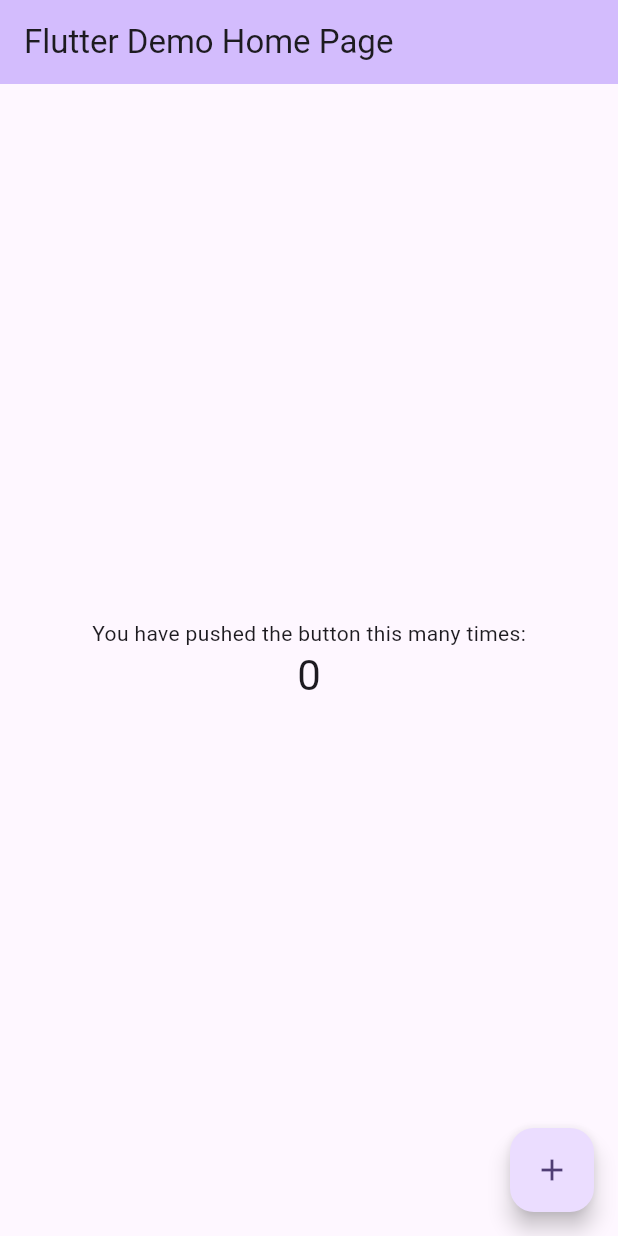
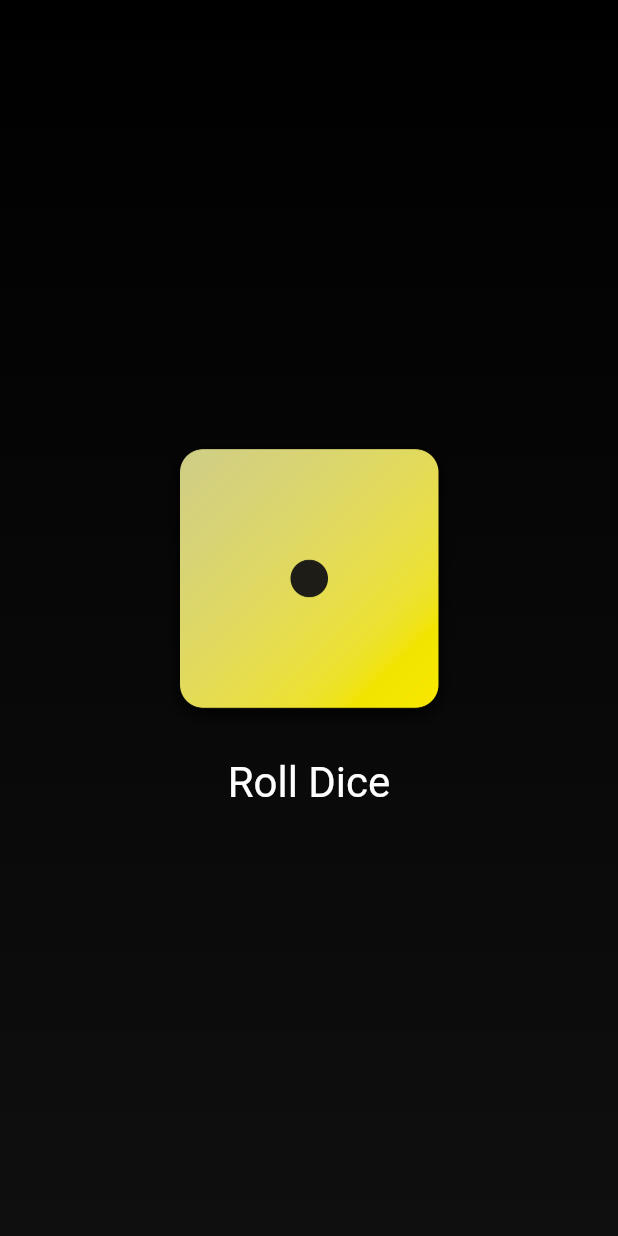
Before and after one commit to Rohit-Singhal4/Dice-Roller, a Flutter app: the screen it shows after launch, on a phone screen of 412 x 824 dp. Run offline on Flutter 3.47's test engine with Material 2 defaults, Android fonts, the phone set to English and light mode, and no system bars.

Commit message:
Completed single dice rolling functionality

```diff
--- /dev/null
+++ b/lib/dice_roller.dart
@@ -0,0 +1,51 @@
+import 'package:flutter/material.dart';
+import 'dart:math';
+
+final randomizer = Random();
+
+class DiceRoller extends StatefulWidget {
+  const DiceRoller({super.key});
+
+  @override
+  State<DiceRoller> createState() {
+    return _DiceRollerState();
+  }
+}
+
+// Underscore = Private class
+class _DiceRollerState extends State<DiceRoller> {
+  var currentDiceRoll = 1;
+
+  void rollDiceFunc() {
+    //Eliminates duplicates
+    int tempRoll;
+    do {
+      tempRoll = randomizer.nextInt(6) + 1;
+    } while (tempRoll == currentDiceRoll);
+
+    setState(() {
+      currentDiceRoll = tempRoll;
+    });
+  }
+
+  @override
+  Widget build(context) {
+    return Column(
+      mainAxisSize: MainAxisSize.min,
+      children: [
+        Image.asset('assets/images/dice-$currentDiceRoll.png', width: 200),
+        TextButton(
+          onPressed: rollDiceFunc,
+          style: TextButton.styleFrom(
+            padding: const EdgeInsets.only(
+              top: 20,
+            ),
+            foregroundColor: Colors.white,
+            textStyle: const TextStyle(fontSize: 28),
+          ),
+          child: const Text('Roll Dice'),
+        )
+      ],
+    );
+  }
+}
--- /dev/null
+++ b/lib/gradient_container.dart
@@ -0,0 +1,32 @@
+import 'package:flutter/material.dart';
+import 'package:roll_dice/dice_roller.dart';
+
+// Gradient Alignment
+const startAlignment = Alignment.topCenter;
+const endAlignment = Alignment.bottomCenter;
+
+class GradientContainer extends StatelessWidget {
+  const GradientContainer(this.colorStart, this.colorEnd, {super.key});
+
+  final Color colorStart;
+  final Color colorEnd;
+
+  @override
+  Widget build(BuildContext context) {
+    return Container(
+      decoration: BoxDecoration(
+        gradient: LinearGradient(
+          colors: [
+            colorStart,
+            colorEnd,
+          ],
+          begin: startAlignment,
+          end: endAlignment,
+        ),
+      ),
+      child: const Center(
+        child: DiceRoller(),
+      ),
+    );
+  }
+}
--- a/lib/main.dart
+++ b/lib/main.dart
@@ -1,125 +1,15 @@
 import 'package:flutter/material.dart';
+import 'package:roll_dice/gradient_container.dart';
 
 void main() {
-  runApp(const MyApp());
-}
-
-class MyApp extends StatelessWidget {
-  const MyApp({super.key});
-
-  // This widget is the root of your application.
-  @override
-  Widget build(BuildContext context) {
-    return MaterialApp(
-      title: 'Flutter Demo',
-      theme: ThemeData(
-        // This is the theme of your application.
-        //
-        // TRY THIS: Try running your application with "flutter run". You'll see
-        // the application has a blue toolbar. Then, without quitting the app,
-        // try changing the seedColor in the colorScheme below to Colors.green
-        // and then invoke "hot reload" (save your changes or press the "hot
-        // reload" button in a Flutter-supported IDE, or press "r" if you used
-        // the command line to start the app).
-        //
-        // Notice that the counter didn't reset back to zero; the application
-        // state is not lost during the reload. To reset the state, use hot
-        // restart instead.
-        //
-        // This works for code too, not just values: Most code changes can be
-        // tested with just a hot reload.
-        colorScheme: ColorScheme.fromSeed(seedColor: Colors.deepPurple),
-        useMaterial3: true,
-      ),
-      home: const MyHomePage(title: 'Flutter Demo Home Page'),
-    );
-  }
-}
-
-class MyHomePage extends StatefulWidget {
-  const MyHomePage({super.key, required this.title});
-
-  // This widget is the home page of your application. It is stateful, meaning
-  // that it has a State object (defined below) that contains fields that affect
-  // how it looks.
-
-  // This class is the configuration for the state. It holds the values (in this
-  // case the title) provided by the parent (in this case the App widget) and
-  // used by the build method of the State. Fields in a Widget subclass are
-  // always marked "final".
-
-  final String title;
-
-  @override
-  State<MyHomePage> createState() => _MyHomePageState();
-}
-
-class _MyHomePageState extends State<MyHomePage> {
-  int _counter = 0;
-
-  void _incrementCounter() {
-    setState(() {
-      // This call to setState tells the Flutter framework that something has
-      // changed in this State, which causes it to rerun the build method below
-      // so that the display can reflect the updated values. If we changed
-      // _counter without calling setState(), then the build method would not be
-      // called again, and so nothing would appear to happen.
-      _counter++;
-    });
-  }
-
-  @override
-  Widget build(BuildContext context) {
-    // This method is rerun every time setState is called, for instance as done
-    // by the _incrementCounter method above.
-    //
-    // The Flutter framework has been optimized to make rerunning build methods
-    // fast, so that you can just rebuild anything that needs updating rather
-    // than having to individually change instances of widgets.
-    return Scaffold(
-      appBar: AppBar(
-        // TRY THIS: Try changing the color here to a specific color (to
-        // Colors.amber, perhaps?) and trigger a hot reload to see the AppBar
-        // change color while the other colors stay the same.
-        backgroundColor: Theme.of(context).colorScheme.inversePrimary,
-        // Here we take the value from the MyHomePage object that was created by
-        // the App.build method, and use it to set our appbar title.
-        title: Text(widget.title),
-      ),
-      body: Center(
-        // Center is a layout widget. It takes a single child and positions it
-        // in the middle of the parent.
-        child: Column(
-          // Column is also a layout widget. It takes a list of children and
-          // arranges them vertically. By default, it sizes itself to fit its
-          // children horizontally, and tries to be as tall as its parent.
-          //
-          // Column has various properties to control how it sizes itself and
-          // how it positions its children. Here we use mainAxisAlignment to
-          // center the children vertically; the main axis here is the vertical
-          // axis because Columns are vertical (the cross axis would be
-          // horizontal).
-          //
-          // TRY THIS: Invoke "debug painting" (choose the "Toggle Debug Paint"
-          // action in the IDE, or press "p" in the console), to see the
-          // wireframe for each widget.
-          mainAxisAlignment: MainAxisAlignment.center,
-          children: <Widget>[
-            const Text(
-              'You have pushed the button this many times:',
-            ),
-            Text(
-              '$_counter',
-              style: Theme.of(context).textTheme.headlineMedium,
-            ),
-          ],
+  runApp(
+    const MaterialApp(
+      home: Scaffold(
+        body: GradientContainer(
+          Color.fromARGB(255, 0, 0, 0),
+          Color.fromARGB(255, 15, 15, 15)
         ),
       ),
-      floatingActionButton: FloatingActionButton(
-        onPressed: _incrementCounter,
-        tooltip: 'Increment',
-        child: const Icon(Icons.add),
-      ), // This trailing comma makes auto-formatting nicer for build methods.
-    );
-  }
+    ),
+  );
 }
```
Also changed, not shown: pubspec.yaml (+7 -3 lines), assets/images/dice-1.png (added), assets/images/dice-2.png (added), assets/images/dice-3.png (added), assets/images/dice-4.png (added), assets/images/dice-5.png (added), assets/images/dice-6.png (added), 1 other file.
